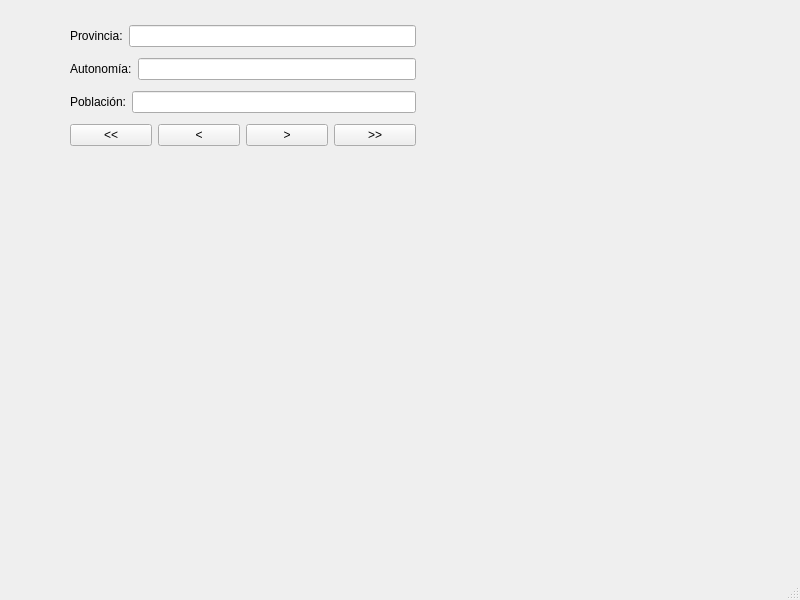
Alonso532532/DAM2, file Desarrollo de interfacesGeneral/ConexionConMYSQL/untitled.ui: the form before one commit.
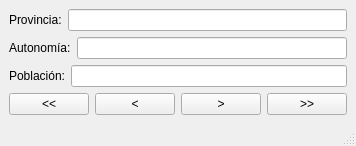
The form after the commit.

Diff of the .ui file:
```diff
--- a/Desarrollo de interfacesGeneral/ConexionConMYSQL/untitled.ui
+++ b/Desarrollo de interfacesGeneral/ConexionConMYSQL/untitled.ui
@@ -2,27 +2,10 @@
 <ui version="4.0">
  <class>MainWindow</class>
  <widget class="QMainWindow" name="MainWindow">
-  <property name="geometry">
-   <rect>
-    <x>0</x>
-    <y>0</y>
-    <width>800</width>
-    <height>600</height>
-   </rect>
-  </property>
   <property name="windowTitle">
    <string>MainWindow</string>
   </property>
   <widget class="QWidget" name="centralwidget">
-   <widget class="QWidget" name="">
-    <property name="geometry">
-     <rect>
-      <x>70</x>
-      <y>20</y>
-      <width>346</width>
-      <height>132</height>
-     </rect>
-    </property>
     <layout class="QVBoxLayout" name="verticalLayout">
      <item>
       <layout class="QHBoxLayout" name="horizontalLayout_3">
@@ -100,13 +83,12 @@
      </item>
     </layout>
    </widget>
-  </widget>
   <widget class="QMenuBar" name="menubar">
    <property name="geometry">
     <rect>
      <x>0</x>
      <y>0</y>
-     <width>800</width>
+     <width>362</width>
      <height>33</height>
     </rect>
    </property>
```
Lines whose indentation alone changed are shown as unchanged.
